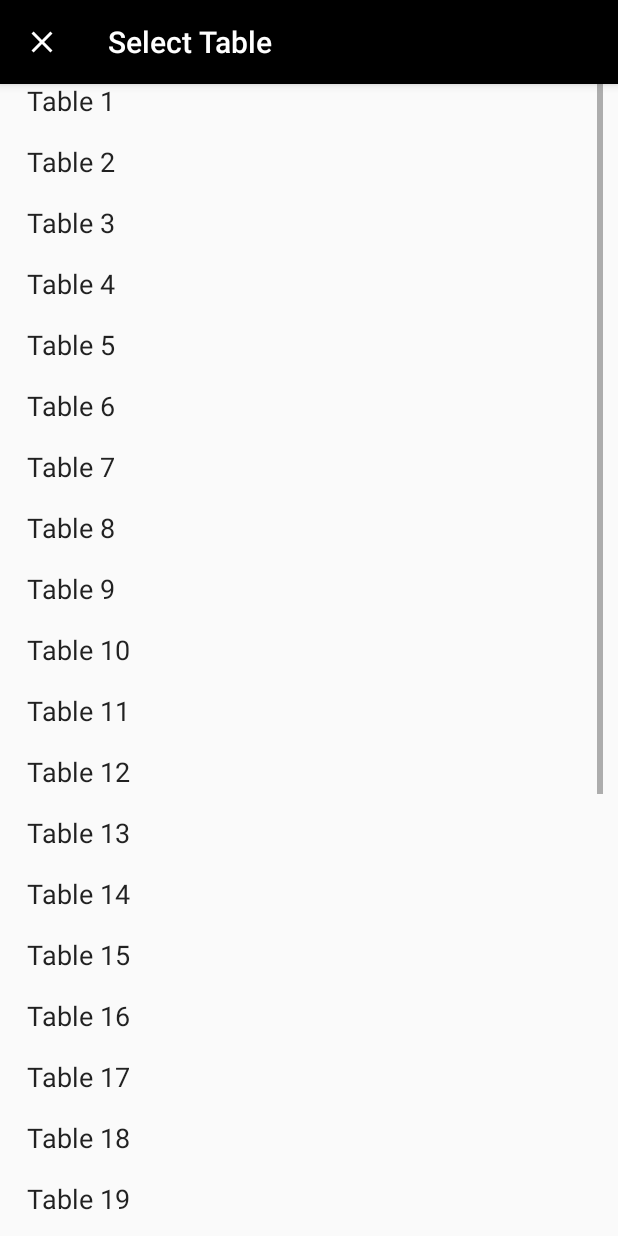
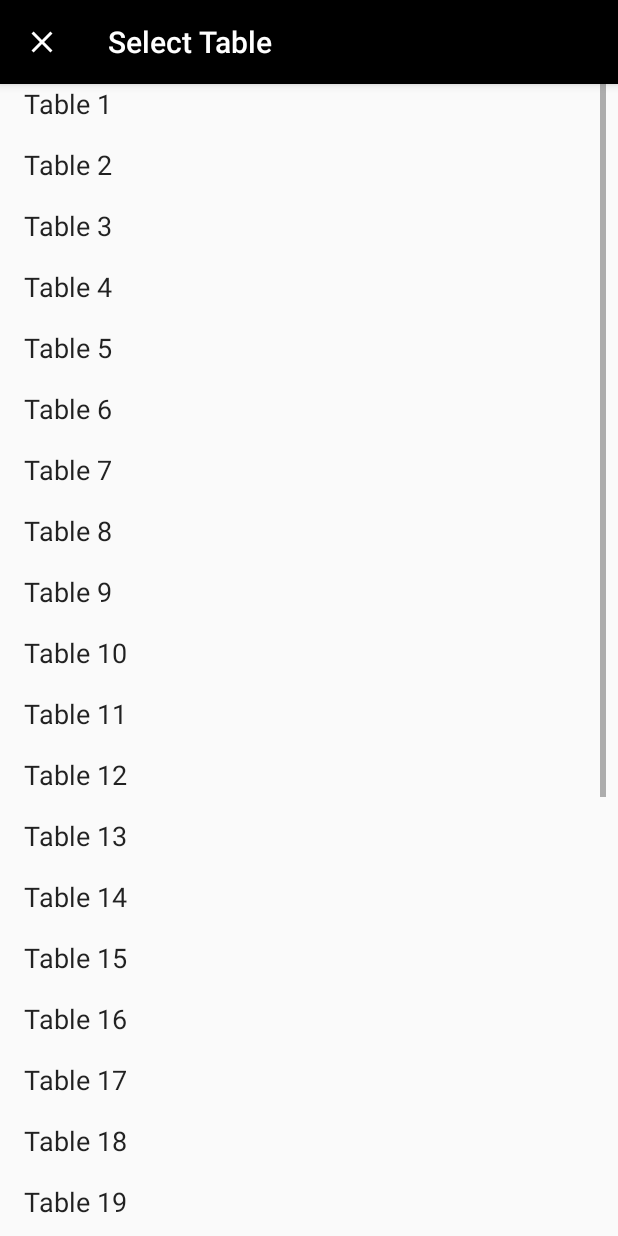
Before and after one commit to WRFitch/TABL, an Android app: the SelectTableActivity screen opened directly, with no data from a screen before it, on a phone screen of 412 x 824 dp. Run offline under Robolectric (Android 15) with nearby library versions, the phone set to English and light mode, and no system bars.

Commit message:
change the width size

```diff
--- a/app/src/main/res/layout/activity_select_table.xml
+++ b/app/src/main/res/layout/activity_select_table.xml
@@ -14,11 +14,11 @@
         android:id="@+id/table_recycler_view"
         android:layout_width="match_parent"
         android:layout_height="0dp"
-        android:layout_marginStart="10dp"
-        android:layout_marginLeft="10dp"
-        android:layout_marginEnd="10dp"
-        android:layout_marginRight="10dp"
-        android:layout_marginBottom="10dp"
+        android:layout_marginStart="8dp"
+        android:layout_marginLeft="8dp"
+        android:layout_marginEnd="8dp"
+        android:layout_marginRight="8dp"
+        android:layout_marginBottom="8dp"
         android:orientation="vertical"
         android:scrollbars="vertical"
         app:layout_constraintBottom_toBottomOf="parent"
```
